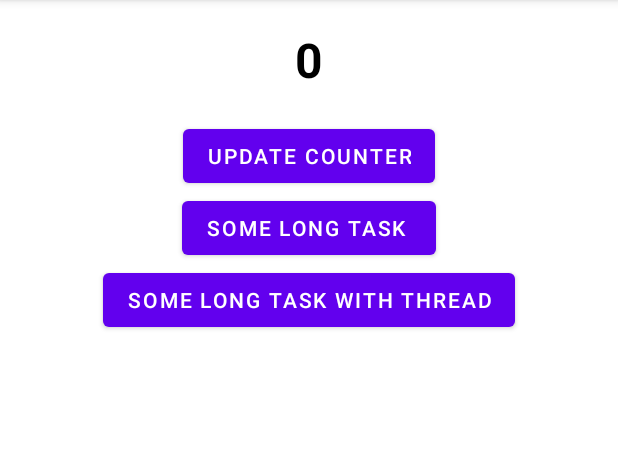
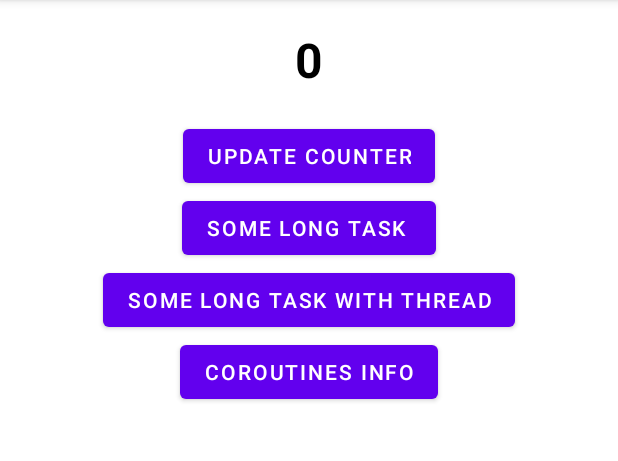
Before and after one commit to RiteshBakare/Templates-Android, an Android app: the CoroutinesActivity screen opened directly, with no data from a screen before it, on a phone screen of 412 x 824 dp, the part 84-545 px from its top. Run offline under Robolectric (Android 15) with nearby library versions, the light colour scheme and no system bars.

Commit message:
Coroutines Basic Intro

```diff
--- a/app/build.gradle
+++ b/app/build.gradle
@@ -44,4 +44,8 @@ dependencies {
     testImplementation 'junit:junit:4.13.2'
     androidTestImplementation 'androidx.test.ext:junit:1.1.5'
     androidTestImplementation 'androidx.test.espresso:espresso-core:3.5.1'
+
+    // Dependency for coroutines
+    implementation 'org.jetbrains.kotlinx:kotlinx-coroutines-android:1.3.9'
+
 }
--- a/app/src/main/res/layout/activity_coroutines.xml
+++ b/app/src/main/res/layout/activity_coroutines.xml
@@ -45,5 +45,13 @@
         android:text="Some Long Task With Thread"
         />
 
+    <Button
+        android:id="@+id/btnCoroutinesInfo"
+        android:layout_width="wrap_content"
+        android:layout_height="wrap_content"
+        android:layout_gravity="center"
+        android:text="Coroutines Info"
+        />
+
 
 </LinearLayout>
```
Also changed, not shown: app/src/main/java/ritesh/bakare420/atgmail/com/demo/templates/CoroutinesActivity.kt (+16 -0 lines).
